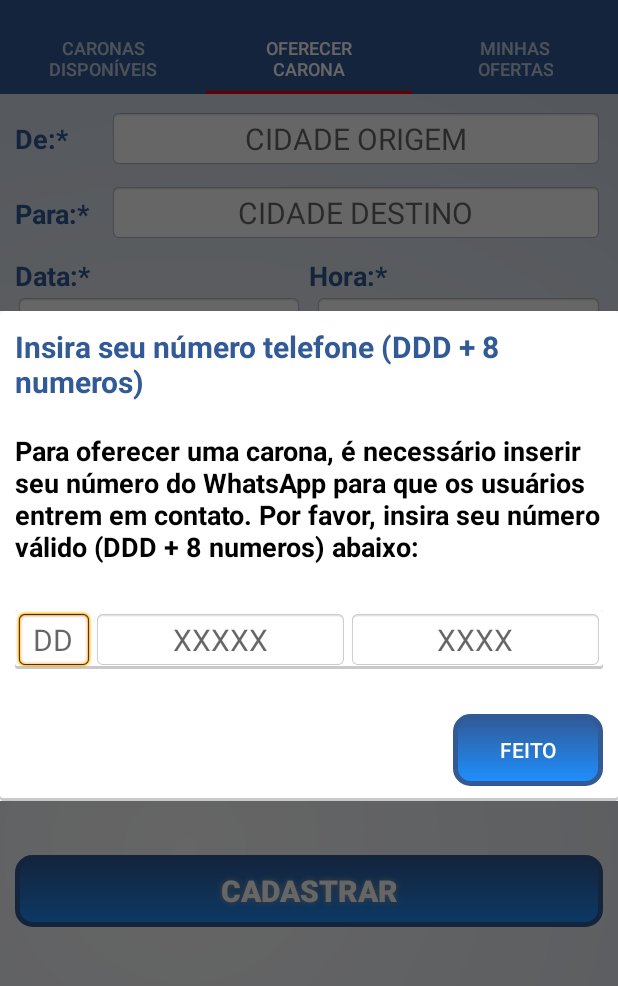
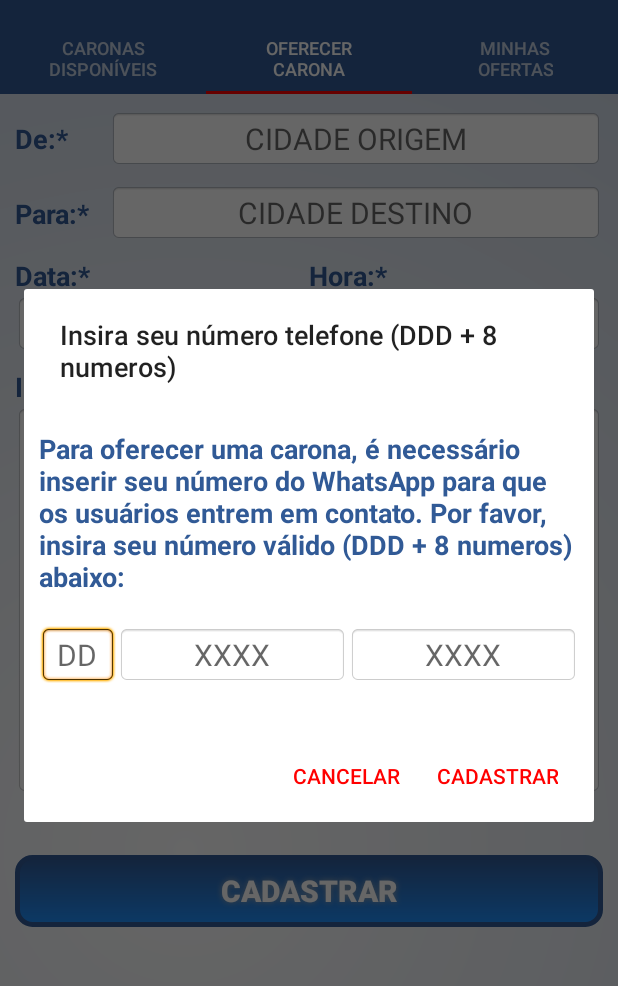
Before and after one commit to PSilva25/Kroninha_Plus, an Android app: the screen it shows after launch once a user with an empty profile is signed in (Profile), tab 2 chosen, on a phone screen of 412 x 824 dp, the part 62-1048 px from its top. Run offline under Robolectric (Android 15) with nearby library versions, the phone set to English and light mode, and no system bars; our stand-ins replace Firebase (no records; nobody signed in at launch, a user with empty details on screens opened directly); libraries missing offline, so code that uses them is left out: com.facebook, com.facebook.login; 3 statements that could not run were skipped.

Commit message:
Correção dos Popups

```diff
--- a/app/src/main/java/com/xetelas/nova/Fragments/Fragment_Cadastrar.java
+++ b/app/src/main/java/com/xetelas/nova/Fragments/Fragment_Cadastrar.java
@@ -4,12 +4,14 @@ import android.app.DatePickerDialog;
 import android.app.Dialog;
 import android.app.TimePickerDialog;
 import android.content.Context;
+import android.content.DialogInterface;
 import android.graphics.Color;
 import android.graphics.drawable.ColorDrawable;
 import android.os.Bundle;
 import android.support.annotation.NonNull;
 import android.support.annotation.Nullable;
 import android.support.v4.app.Fragment;
+import android.support.v7.app.AlertDialog;
 import android.text.Editable;
 import android.text.TextWatcher;
 import android.view.Gravity;
@@ -32,7 +34,6 @@ import com.google.firebase.database.DatabaseError;
 import com.google.firebase.database.DatabaseReference;
 import com.google.firebase.database.FirebaseDatabase;
 import com.google.firebase.database.ValueEventListener;
-import com.xetelas.nova.FireMissilesLimit;
 import com.xetelas.nova.Objects.Caronas;
 import com.xetelas.nova.MainActivity;
 import com.xetelas.nova.R;
@@ -52,20 +53,12 @@ public class Fragment_Cadastrar extends Fragment {
     FirebaseAuth firebaseAuth = FirebaseAuth.getInstance();
     FirebaseUser user = firebaseAuth.getCurrentUser();
     final Calendar myCalendar = Calendar.getInstance();
-    String num = null;
-    Dialog myDialog;
-    EditText tell;
     String contadora = "0";
-    int conta2 = 0;
-    int diax = 0, mesx = 0, anox = 0, diaatual = 0, mesatual = 0, anoatual = 0, quantidade, MESATUAL = 0;
     String[] cities;
-    final String[] verifica = {""};
     private View view;
     private Button button;
     long maxid = 0;
     Context context;
-    int veri = 0;
-
 
     @Nullable
     @Override
@@ -163,11 +156,6 @@ public class Fragment_Cadastrar extends Fragment {
                     pegaHoraatual = hora_atual.split(":");
                     pegaHoracadastrada = hora.getText().toString().split(":");
 
-                    horaatual = Integer.valueOf(pegaHoraatual[0]);
-                    minatual = Integer.valueOf(pegaHoraatual[1]);
-                    horacadastrada = Integer.valueOf(pegaHoracadastrada[0]);
-                    mincadastrado = Integer.valueOf(pegaHoracadastrada[1]);
-
                     pega = dataFormatada.split("-");
                     pegadataentrada = data.getText().toString().split("/");
                     String pega1 = dataFormatada;
@@ -213,9 +201,7 @@ public class Fragment_Cadastrar extends Fragment {
                         toast.show();
 
                     } else {
-
                         verificaTell();
-
                     }
                 }
 
@@ -277,13 +263,10 @@ public class Fragment_Cadastrar extends Fragment {
             @Override
             public void onDataChange(@NonNull DataSnapshot dataSnapshot) {
                 if (!dataSnapshot.exists()) {
-                    myDialog = new Dialog(context);
                     ShowPopup();
                 } else if (dataSnapshot.getValue().toString().equals("")) {
-                    myDialog = new Dialog(getContext());
                     ShowPopup();
                 } else if (dataSnapshot.exists()) {
-
                     cadastra();
                 }
             }
@@ -295,10 +278,16 @@ public class Fragment_Cadastrar extends Fragment {
     }
 
     public void ShowPopup() {
-        myDialog.setContentView(R.layout.popup_tell);
-        final EditText dd = myDialog.findViewById(R.id.edit_tell_ddd);
-        final EditText x5 = myDialog.findViewById(R.id.edit_tell_5num);
-        final EditText x4 = myDialog.findViewById(R.id.edit_tell_4num);
+        final AlertDialog.Builder builder = new AlertDialog.Builder(getContext());
+
+        LayoutInflater factory = LayoutInflater.from(getContext());
+        View content = factory.inflate(R.layout.popup_tell, null);
+
+        builder.setTitle("Insira seu número telefone (DDD + 8 numeros)");
+
+        final EditText dd = content.findViewById(R.id.edit_tell_ddd);
+        final EditText x5 = content.findViewById(R.id.edit_tell_5num);
+        final EditText x4 = content.findViewById(R.id.edit_tell_4num);
 
         dd.addTextChangedListener(new TextWatcher() {
             public void afterTextChanged(Editable s) {
@@ -324,25 +313,26 @@ public class Fragment_Cadastrar extends Fragment {
             }
         });
 
-        Button filtro = myDialog.findViewById(R.id.bot_addtell);
-        filtro.setOnClickListener(new View.OnClickListener() {
+
+        builder.setView(content)
+                .setPositiveButton("Cadastrar", new DialogInterface.OnClickListener() {
                     @Override
-            public void onClick(View v) {
+                    public void onClick(DialogInterface dialog, int id) {
                         String tell = dd.getText().toString() + x5.getText().toString() + x4.getText().toString();
                         databaseReference.child(user.getDisplayName() + " - " + user.getUid()).child("telefone").setValue(tell);
-                myDialog.dismiss();
-
                         Toast toast5 = Toast.makeText(getContext(), "TELEFONE CADASTRADO COM SUCESSO!!", Toast.LENGTH_LONG);
                         toast5.setGravity(Gravity.CENTER, 0, 0);
                         toast5.show();
                         verificaTell();
-
+                    }
+                })
+                .setNegativeButton("Cancelar", new DialogInterface.OnClickListener() {
+                    public void onClick(DialogInterface dialog, int id) {
 
                     }
                 });
 
-        myDialog.getWindow().setBackgroundDrawable(new ColorDrawable(Color.WHITE));
-        myDialog.show();
+        builder.show();
     }
 
     public int verify() {
@@ -363,7 +353,6 @@ public class Fragment_Cadastrar extends Fragment {
                 break;
             }
         }
-
         z = x + y;
 
         if (para.getText().toString().trim().equals(de.getText().toString().trim())) {
@@ -398,7 +387,6 @@ public class Fragment_Cadastrar extends Fragment {
         if (!dados.getOrigem().equals("")) {
 
             databaseReference.child("total_caronas").setValue(String.valueOf(contadora1 + 1));
-
             databaseReference.child(user.getDisplayName() + " - " + user.getUid()).child("Caronas").child(String.valueOf(contadora1 + 1)).child("data_postagem").setValue(dataFormatada);
             databaseReference.child(user.getDisplayName() + " - " + user.getUid()).child("Caronas").child(String.valueOf(contadora1 + 1)).child("id_post").setValue(String.valueOf(contadora1 + 1));
             databaseReference.child(user.getDisplayName() + " - " + user.getUid()).child("Caronas").child(String.valueOf(contadora1 + 1)).child("usuario").setValue(user.getDisplayName());
@@ -407,7 +395,6 @@ public class Fragment_Cadastrar extends Fragment {
             databaseReference.child(user.getDisplayName() + " - " + user.getUid()).child("Caronas").child(String.valueOf(contadora1 + 1)).child("data").setValue(dados.getData());
             databaseReference.child(user.getDisplayName() + " - " + user.getUid()).child("Caronas").child(String.valueOf(contadora1 + 1)).child("hora").setValue(dados.getHora());
             databaseReference.child(user.getDisplayName() + " - " + user.getUid()).child("Caronas").child(String.valueOf(contadora1 + 1)).child("comentario").setValue(dados.getComent());
-
 
             dados.setComent("");
             dados.setHora("");
@@ -424,21 +411,8 @@ public class Fragment_Cadastrar extends Fragment {
     public int veriFuturo(String pegadataentrada, String pega) {
 
         int x = 0;
-        SimpleDateFormat formataData = new SimpleDateFormat("dd-MM-yyyy");
-        Date data2 = new Date();
-        String dataFormatada;
-        dataFormatada = formataData.format(data2);
-
-
-        int horaatual = 0, horacadastrada = 0, diaatual = 0, diacadastrado = 0, mesatual = 0, mescadastrado = 0, anoatual = 0, anocadastrado = 0, minatual = 0, mincadastrado = 0;
-
-        int xd = 0, resposta = 0, novodia = 0, novomes = 0, novoano = 0;
-
-        SimpleDateFormat dateFormat_hora = new SimpleDateFormat("HH:mm:ss");
-        Calendar cal = Calendar.getInstance();
-        Date data_atual = cal.getTime();
-        String hora_atual = dateFormat_hora.format(data_atual);
-
+        int diaatual = 0, diacadastrado = 0, mesatual = 0, mescadastrado = 0, anoatual = 0, anocadastrado = 0, minatual = 0, mincadastrado = 0;
+        int xd, resposta = 0, novodia = 0, novomes = 0, novoano = 0;
 
         String[] pega1 = pega.split("-");
         String[] pegadataentrada1 = pegadataentrada.split("/");
@@ -458,21 +432,16 @@ public class Fragment_Cadastrar extends Fragment {
             novoano = anoatual;
 
             if (xd > 31) {
-
                 resposta = xd - 31;
-
                 novodia = resposta;
                 novomes = mesatual + 1;
                 novoano = anoatual;
 
                 if (novomes > 12) {
-
                     novoano = anoatual + 1;
                     novomes = 1;
                     novodia = resposta;
                 }
-
-
             }
 
 
@@ -484,15 +453,12 @@ public class Fragment_Cadastrar extends Fragment {
             novoano = anoatual;
 
             if (xd > 30) {
-
                 resposta = xd - 30;
-
                 novodia = resposta;
                 novomes = mesatual + 1;
 
 
                 if (novomes > 12) {
-
                     novoano = anoatual + 1;
                     novomes = 1;
                     novodia = resposta;
@@ -509,17 +475,12 @@ public class Fragment_Cadastrar extends Fragment {
             } else if (xd > 29 && mesatual == 2) {
 
                 resposta = xd - 29;
-
                 novodia = resposta;
                 novomes = mesatual + 1;
-
+            }
         }
 
-        }
-
-
         if ((novodia < diacadastrado && novomes == mescadastrado && novoano == anocadastrado) || (novodia < diacadastrado && novomes < mescadastrado && novoano == anocadastrado) || (novodia < diacadastrado && novomes == mescadastrado && novoano < anocadastrado) || (novodia < diacadastrado && novomes < mescadastrado && novoano < anocadastrado)) {
-
             x = 1;
         }
 
--- a/app/src/main/java/com/xetelas/nova/Fragments/Fragment_Minhas.java
+++ b/app/src/main/java/com/xetelas/nova/Fragments/Fragment_Minhas.java
@@ -30,7 +30,7 @@ public class Fragment_Minhas extends Fragment {
     ListView lv;
 
     FirebaseDatabase firebaseDatabase;
-    DatabaseReference databaseReference,databaseref;
+    DatabaseReference databaseReference;
 
     FirebaseAuth firebaseAuth = FirebaseAuth.getInstance();
     FirebaseUser user = firebaseAuth.getCurrentUser();
--- a/app/src/main/res/layout/popup_tell.xml
+++ b/app/src/main/res/layout/popup_tell.xml
@@ -1,22 +1,11 @@
 <?xml version="1.0" encoding="utf-8"?>
 
-<LinearLayout
-    xmlns:android="http://schemas.android.com/apk/res/android"
-    android:orientation="vertical"
+<LinearLayout xmlns:android="http://schemas.android.com/apk/res/android"
     android:layout_width="match_parent"
     android:layout_height="match_parent"
-    android:background="@drawable/background_item_list"
-    android:padding="10dp"
-    android:layout_gravity="center">
-
-    <TextView
-        android:id="@+id/insert_tell"
-        android:layout_width="wrap_content"
-        android:layout_height="wrap_content"
-        android:text="@string/insira_seu_n_mero_telefone"
-        android:textColor="@color/colorPrimary"
-        android:textSize="20sp"
-        android:textStyle="bold" />
+    android:layout_gravity="center"
+    android:orientation="vertical"
+    android:padding="10dp">
 
     <TextView
         android:id="@+id/id_mensagem_tell"
@@ -24,15 +13,15 @@
         android:layout_height="wrap_content"
         android:layout_marginTop="20dp"
         android:text="@string/para_oferecer_uma_carona"
-        android:textColor="#000"
-        android:textStyle="bold"
-        android:textSize="18sp"/>
+        android:textColor="@color/colorPrimary"
+        android:textSize="18sp"
+        android:textStyle="bold" />
 
     <LinearLayout
         android:layout_width="match_parent"
         android:layout_height="wrap_content"
-        android:layout_marginTop="30dp"
-        android:background="@drawable/background_item_list"
+        android:layout_marginTop="20dp"
+        android:layout_marginBottom="20dp"
         android:orientation="horizontal">
 
         <EditText
@@ -41,47 +30,36 @@
             android:layout_height="wrap_content"
             android:layout_weight="0"
             android:background="@android:drawable/editbox_background"
-            android:textSize="20sp"
+            android:hint="DD"
             android:inputType="phone"
             android:maxLength="2"
-            android:hint="DD"
-            android:textAlignment="center"/>
+            android:textAlignment="center"
+            android:textSize="20sp" />
 
         <EditText
+            android:id="@+id/edit_tell_5num"
             android:layout_width="0dp"
             android:layout_height="wrap_content"
             android:layout_weight="1"
-            android:id="@+id/edit_tell_5num"
             android:background="@android:drawable/editbox_background"
-            android:textSize="20sp"
+            android:hint="XXXX"
             android:inputType="phone"
-            android:maxLength="5"
-            android:hint="XXXXX"
-            android:textAlignment="center"/>
+            android:maxLength="4"
+            android:textAlignment="center"
+            android:textSize="20sp" />
 
         <EditText
+            android:id="@+id/edit_tell_4num"
             android:layout_width="0dp"
             android:layout_height="wrap_content"
             android:layout_weight="1"
-            android:id="@+id/edit_tell_4num"
             android:background="@android:drawable/editbox_background"
-            android:textSize="20sp"
+            android:hint="XXXX"
             android:inputType="phone"
             android:maxLength="4"
-            android:hint="XXXX"
-            android:textAlignment="center"/>
-
+            android:textAlignment="center"
+            android:textSize="20sp" />
 
     </LinearLayout>
 
-    <Button
-        android:id="@+id/bot_addtell"
-        android:layout_width="100dp"
-        android:layout_height="wrap_content"
-        android:layout_marginTop="30dp"
-        android:layout_gravity="end"
-        android:background="@drawable/button_gradient_blue"
-        android:text="@string/feito"
-        android:textColor="#FFFFFF" />
-
 </LinearLayout>
```
Also changed, not shown: app/src/main/AndroidManifest.xml (+5 -5 lines), app/src/main/java/com/xetelas/nova/Adapter/CaronasAdapterMinhas.java (+25 -22 lines), app/src/main/java/com/xetelas/nova/FireMissilesLimit.java (deleted, +0 -29 lines), app/src/main/java/com/xetelas/nova/Fragments/Fragment_Procurar.java (+29 -24 lines), app/src/main/java/com/xetelas/nova/Profile.java (+43 -32 lines), app/src/main/res/layout/popup_delete.xml (+2 -39 lines), app/src/main/res/layout/popup_filtro.xml (+2 -41 lines), app/src/main/res/layout/popup_tell_att.xml (+4 -38 lines). Lines whose indentation alone changed are shown as unchanged.
